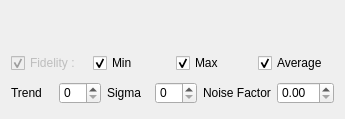
This is src/RSOptionsManagerWidget.ui in stslu/rex as Qt 5 draws it before an edit. The edited form follows.
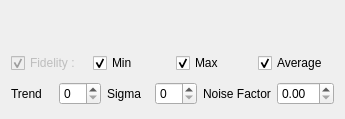
This is the edited form.

Commit message: cleaning. remove style

```diff
--- a/src/RSOptionsManagerWidget.ui
+++ b/src/RSOptionsManagerWidget.ui
@@ -19,9 +19,6 @@
   <property name="windowTitle">
    <string>Form</string>
   </property>
-  <property name="styleSheet">
-   <string notr="true">font: 9pt;</string>
-  </property>
   <layout class="QVBoxLayout" name="verticalLayout">
    <item>
     <widget class="QLabel" name="m_title">
```
The commit also changes 21 other files.
